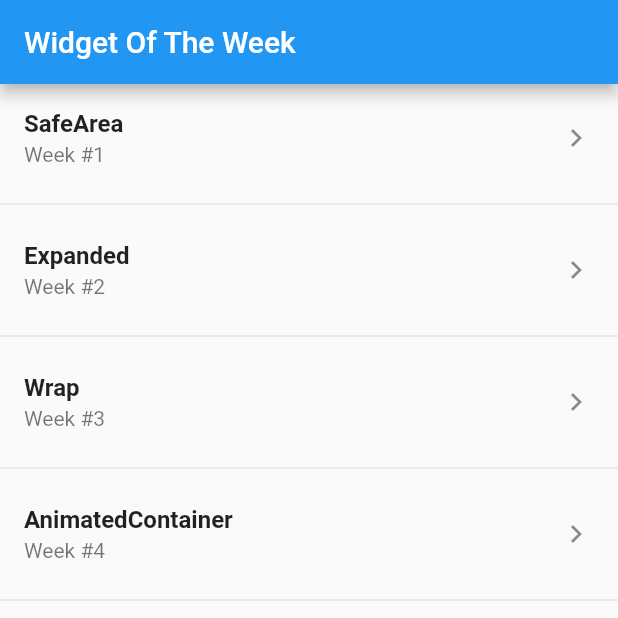
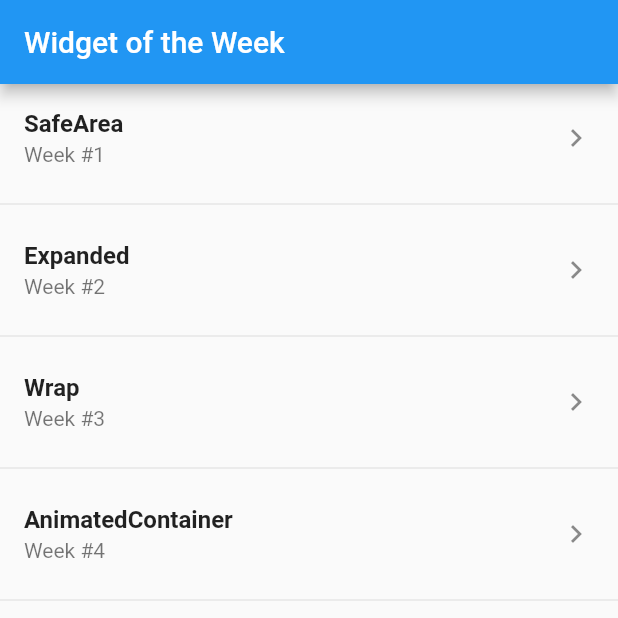
Before and after one commit to epatel/widget_of_the_week, a Flutter app: the screen it shows after launch, on a phone screen of 412 x 824 dp, the top half of it. Run offline on Flutter 3.47's test engine with Material 2 defaults, Android fonts, the phone set to English and light mode, and no system bars.

Commit message:
de-capitalise "Of The"

```diff
--- a/lib/main.dart
+++ b/lib/main.dart
@@ -21,11 +21,11 @@ class MyApp extends StatelessWidget {
   @override
   Widget build(BuildContext context) {
     return MaterialApp(
-      title: 'Widget Of The Week',
+      title: 'Widget of the Week',
       theme: ThemeData(
         primarySwatch: Colors.blue,
       ),
-      home: WidgetSelection(title: 'Widget Of The Week'),
+      home: WidgetSelection(title: 'Widget of the Week'),
     );
   }
 }
```
Also changed, not shown: 1 other file.
